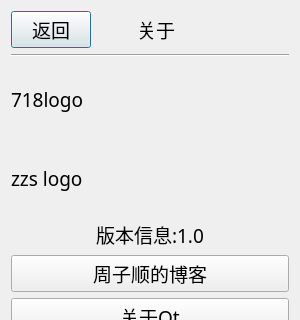
This is aboutwindow.ui in ZzzzzzS/uper2018 as Qt 5 draws it before an edit; both pictures show x 0 to 300 and y 0 to 320 of the 300 by 600 pixel window. The edited form follows.
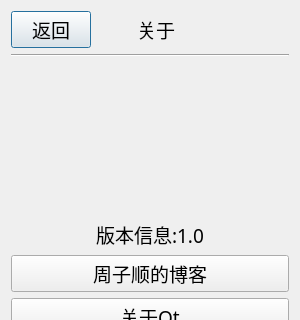
This is the edited form.

```diff
--- a/aboutwindow.ui
+++ b/aboutwindow.ui
@@ -106,7 +106,7 @@
             </sizepolicy>
            </property>
            <property name="text">
-            <string>718logo</string>
+            <string/>
            </property>
           </widget>
          </item>
@@ -119,7 +119,7 @@
             </sizepolicy>
            </property>
            <property name="text">
-            <string>zzs logo</string>
+            <string/>
            </property>
           </widget>
          </item>
```
